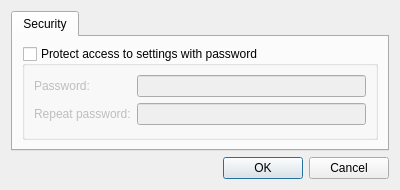
Qt form BerrybootGUI2.0/berrybootsettingsdialog.ui (maxnet/berryboot) before a commit.
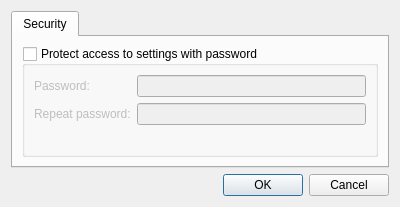
The same form after that commit.

```diff
--- a/BerrybootGUI2.0/berrybootsettingsdialog.ui
+++ b/BerrybootGUI2.0/berrybootsettingsdialog.ui
@@ -7,7 +7,7 @@
     <x>0</x>
     <y>0</y>
     <width>400</width>
-    <height>190</height>
+    <height>207</height>
    </rect>
   </property>
   <property name="windowTitle">
```
Left out of the diff: 3 changed lines with no effect on the pictures.
